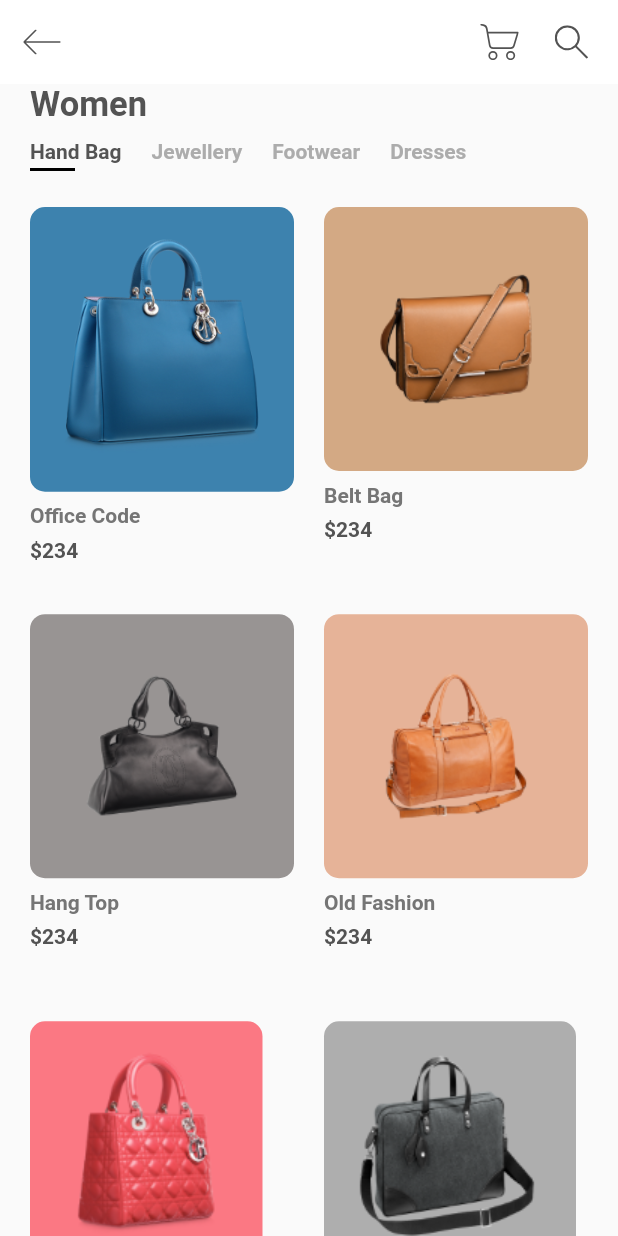
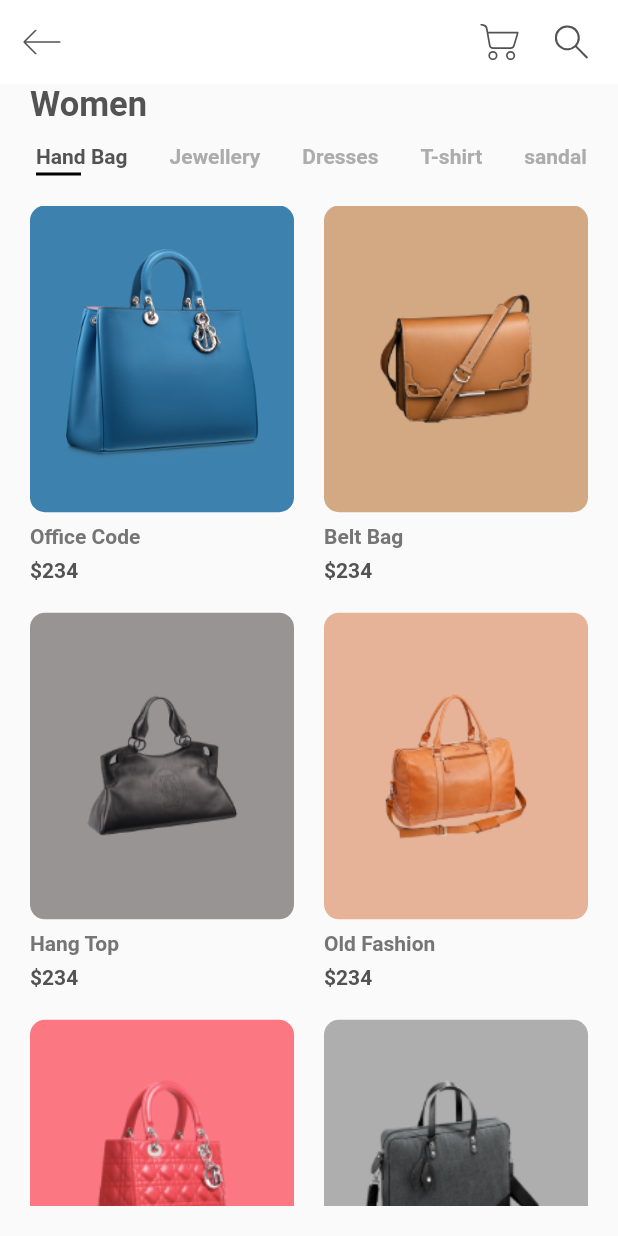
Before and after one commit to DAMHONGDUC/online-shop, a Flutter app: the screen it shows after launch, on a phone screen of 412 x 824 dp. Run offline on Flutter 3.47's test engine with Material 2 defaults, Android fonts, the phone set to English and light mode, and no system bars; our stand-ins replace flutter_svg.

Commit message:
done pageview and scroll categories

```diff
--- a/online_shop/lib/components/body.dart
+++ b/online_shop/lib/components/body.dart
@@ -1,10 +1,27 @@
 import 'package:flutter/material.dart';
-import 'package:online_shop/components/categories.dart';
+import 'package:online_shop/components/item_card.dart';
 import 'package:online_shop/models/Product.dart';
+import 'package:online_shop/models/ProductType.dart';
 import 'package:online_shop/values/app_colors.dart';
 
-class Body extends StatelessWidget {
+class Body extends StatefulWidget {
   const Body({Key? key}) : super(key: key);
+
+  @override
+  State<Body> createState() => _BodyState();
+}
+
+class _BodyState extends State<Body> {
+  PageController _pageController = PageController();
+  int selectedIndex = 0;
+  List<Product> currListProducts = [];
+  List<Product> getProduct_withType(String type) {
+    List<Product> newList = [];
+    products.forEach((element) {
+      if (element.type == type) newList.add(element);
+    });
+    return newList;
+  }
 
   @override
   Widget build(BuildContext context) {
@@ -21,59 +38,83 @@ class Body extends StatelessWidget {
                 fontWeight: FontWeight.bold),
           ),
         ),
+        //Categories
         Padding(
-          padding: const EdgeInsets.all(10.0),
-          child: Categories(),
+          padding: const EdgeInsets.only(top: 4, left: 10, right: 10),
+          child: Container(
+            height: 40,
+            child: ListView.builder(
+                scrollDirection: Axis.horizontal,
+                itemCount: productType.length,
+                itemBuilder: (context, index) => buildCategories(index)),
+          ),
         ),
+        //PageView
         Expanded(
           child: Container(
-            margin: const EdgeInsets.only(top: 10),
-            child: Padding(
-              padding: const EdgeInsets.symmetric(horizontal: 20),
-              child: GridView.builder(
-                  itemCount: products.length,
-                  gridDelegate: SliverGridDelegateWithFixedCrossAxisCount(
-                      crossAxisCount: 2,
-                      childAspectRatio: 0.7,
-                      mainAxisSpacing: 20,
-                      crossAxisSpacing: 20),
-                  itemBuilder: (context, index) => itemCard(index: index)),
-            ),
+            child: PageView.builder(
+                controller: _pageController,
+                onPageChanged: (index) {
+                  setState(() {
+                    selectedIndex = index;
+                  });
+                },
+                itemCount: productType.length,
+                itemBuilder: (context, index) =>
+                    pageViewProducts_withType(index)),
           ),
         )
       ],
     );
   }
-}
 
-class itemCard extends StatelessWidget {
-  final int index;
-  const itemCard({Key? key, required this.index}) : super(key: key);
+  Widget buildCategories(int index) {
+    return GestureDetector(
+      onTap: () {
+        _pageController.animateToPage(index,
+            duration: const Duration(milliseconds: 500),
+            curve: Curves.easeInOut);
+      },
+      child: Padding(
+        padding: const EdgeInsets.symmetric(horizontal: 14, vertical: 9),
+        child: Column(crossAxisAlignment: CrossAxisAlignment.start, children: [
+          Text(
+            productType[index].type.toString(),
+            style: TextStyle(
+                color: selectedIndex == index
+                    ? AppColor.TextColor
+                    : AppColor.TextLightColor,
+                fontWeight: FontWeight.bold,
+                fontSize: 14),
+          ),
+          Container(
+            margin: const EdgeInsets.only(top: 3),
+            height: 2,
+            width: 30,
+            color: selectedIndex == index ? Colors.black : null,
+          )
+        ]),
+      ),
+    );
+  }
 
-  @override
-  Widget build(BuildContext context) {
-    return Column(
-      crossAxisAlignment: CrossAxisAlignment.start,
-      children: [
-        Container(
-          padding: const EdgeInsets.all(20),
-          decoration: BoxDecoration(
-              color: products[index].color,
-              borderRadius: BorderRadius.all(Radius.circular(10))),
-          child: Image.asset(products[index].image.toString()),
-        ),
-        Container(
-            margin: const EdgeInsets.only(top: 8, bottom: 7),
-            child: Text(
-              products[index].title.toString(),
-              style: TextStyle(
-                  fontWeight: FontWeight.bold,
-                  color: Color.fromARGB(255, 117, 117, 117)),
-            )),
-        Text('\$' + products[0].price.toString(),
-            style: TextStyle(
-                color: AppColor.TextColor, fontWeight: FontWeight.bold))
-      ],
+  Container pageViewProducts_withType(int index_type) {
+    currListProducts =
+        getProduct_withType(productType[index_type].type.toString());
+    return Container(
+      margin: const EdgeInsets.only(top: 10, bottom: 20),
+      child: Padding(
+        padding: const EdgeInsets.symmetric(horizontal: 20),
+        child: GridView.builder(
+            itemCount: currListProducts.length,
+            gridDelegate: SliverGridDelegateWithFixedCrossAxisCount(
+                crossAxisCount: 2,
+                childAspectRatio: 0.7,
+                mainAxisSpacing: 20,
+                crossAxisSpacing: 20),
+            itemBuilder: (context, index) =>
+                itemCard(product: currListProducts[index])),
+      ),
     );
   }
 }
--- a/online_shop/lib/components/categories.dart
+++ /dev/null
@@ -1,58 +0,0 @@
-import 'package:flutter/material.dart';
-import 'package:online_shop/values/app_colors.dart';
-
-class Categories extends StatefulWidget {
-  const Categories({Key? key}) : super(key: key);
-
-  @override
-  State<Categories> createState() => _CategoriesState();
-}
-
-class _CategoriesState extends State<Categories> {
-  List<String> categories = ["Hand Bag", "Jewellery", "Footwear", "Dresses"];
-  int selectedIndex = 0;
-  @override
-  Widget build(BuildContext context) {
-    return Column(
-      children: [
-        SizedBox(
-          height: 25,
-          child: ListView.builder(
-              scrollDirection: Axis.horizontal,
-              itemCount: categories.length,
-              itemBuilder: (context, index) => buildCategories(index)),
-        ),
-      ],
-    );
-  }
-
-  Widget buildCategories(int index) {
-    return GestureDetector(
-      onTap: () {
-        setState(() {
-          selectedIndex = index;
-        });
-      },
-      child: Padding(
-        padding: const EdgeInsets.symmetric(horizontal: 10),
-        child: Column(crossAxisAlignment: CrossAxisAlignment.start, children: [
-          Text(
-            categories[index],
-            style: TextStyle(
-                color: selectedIndex == index
-                    ? AppColor.TextColor
-                    : AppColor.TextLightColor,
-                fontWeight: FontWeight.bold,
-                fontSize: 14),
-          ),
-          Container(
-            margin: const EdgeInsets.only(top: 3),
-            height: 2,
-            width: 30,
-            color: selectedIndex == index ? Colors.black : null,
-          )
-        ]),
-      ),
-    );
-  }
-}
--- /dev/null
+++ b/online_shop/lib/components/item_card.dart
@@ -0,0 +1,38 @@
+import 'package:flutter/material.dart';
+import 'package:online_shop/models/Product.dart';
+import 'package:online_shop/models/ProductType.dart';
+import 'package:online_shop/values/app_colors.dart';
+
+class itemCard extends StatelessWidget {
+  final Product product;
+  const itemCard({Key? key, required this.product}) : super(key: key);
+
+  @override
+  Widget build(BuildContext context) {
+    return Column(
+      crossAxisAlignment: CrossAxisAlignment.start,
+      children: [
+        Expanded(
+          child: Container(
+            padding: const EdgeInsets.all(20),
+            decoration: BoxDecoration(
+                color: product.color,
+                borderRadius: BorderRadius.all(Radius.circular(10))),
+            child: Image.asset(product.image.toString()),
+          ),
+        ),
+        Container(
+            margin: const EdgeInsets.only(top: 8, bottom: 7),
+            child: Text(
+              product.title.toString(),
+              style: TextStyle(
+                  fontWeight: FontWeight.bold,
+                  color: Color.fromARGB(255, 117, 117, 117)),
+            )),
+        Text('\$' + product.price.toString(),
+            style: TextStyle(
+                color: AppColor.TextColor, fontWeight: FontWeight.bold))
+      ],
+    );
+  }
+}
--- a/online_shop/lib/models/Product.dart
+++ b/online_shop/lib/models/Product.dart
@@ -4,6 +4,7 @@ class Product {
   String? image, title, des;
   int? price, size, id;
   Color? color;
+  String? type;
 
   Product({
     this.id,
@@ -13,6 +14,7 @@ class Product {
     this.size,
     this.color,
     this.des,
+    this.type,
   });
 }
 
@@ -24,13 +26,15 @@ List<Product> products = [
       size: 12,
       des: dummyText,
       image: "assets/images/bag_1.png",
-      color: Color(0xFF3D82AE)),
+      color: Color(0xFF3D82AE),
+      type: "Hand Bag"),
   Product(
       id: 2,
       title: "Belt Bag",
       price: 234,
       size: 8,
       des: dummyText,
+      type: "Hand Bag",
       image: "assets/images/bag_2.png",
       color: Color(0xFFD3A984)),
   Product(
@@ -39,6 +43,7 @@ List<Product> products = [
       price: 234,
       size: 10,
       des: dummyText,
+      type: "Hand Bag",
       image: "assets/images/bag_3.png",
       color: Color(0xFF989493)),
   Product(
@@ -47,6 +52,7 @@ List<Product> products = [
       price: 234,
       size: 11,
       des: dummyText,
+      type: "Hand Bag",
       image: "assets/images/bag_4.png",
       color: Color(0xFFE6B398)),
   Product(
@@ -55,6 +61,7 @@ List<Product> products = [
       price: 234,
       size: 12,
       des: dummyText,
+      type: "Hand Bag",
       image: "assets/images/bag_5.png",
       color: Color(0xFFFB7883)),
   Product(
@@ -63,6 +70,36 @@ List<Product> products = [
     price: 234,
     size: 12,
     des: dummyText,
+    type: "Hand Bag",
+    image: "assets/images/bag_6.png",
+    color: Color(0xFFAEAEAE),
+  ),
+  Product(
+    id: 7,
+    title: "Office Code",
+    price: 234,
+    size: 12,
+    des: dummyText,
+    type: "Jewellery",
+    image: "assets/images/bag_6.png",
+    color: Color(0xFFAEAEAE),
+  ),
+  Product(
+      id: 8,
+      title: "Office Code",
+      price: 234,
+      size: 12,
+      des: dummyText,
+      type: "Dresses",
+      image: "assets/images/bag_5.png",
+      color: Color(0xFFFB7883)),
+  Product(
+    id: 9,
+    title: "Office Code",
+    price: 234,
+    size: 12,
+    des: dummyText,
+    type: "Dresses",
     image: "assets/images/bag_6.png",
     color: Color(0xFFAEAEAE),
   ),
--- /dev/null
+++ b/online_shop/lib/models/ProductType.dart
@@ -0,0 +1,16 @@
+import 'package:flutter/material.dart';
+
+class ProductType {
+  String? type;
+
+  ProductType({this.type});
+}
+
+List<ProductType> productType = [
+  ProductType(type: "Hand Bag"),
+  ProductType(type: "Jewellery"),
+  ProductType(type: "Dresses"),
+  ProductType(type: "T-shirt"),
+  ProductType(type: "sandal"),
+  ProductType(type: "Shoes"),
+];
```
